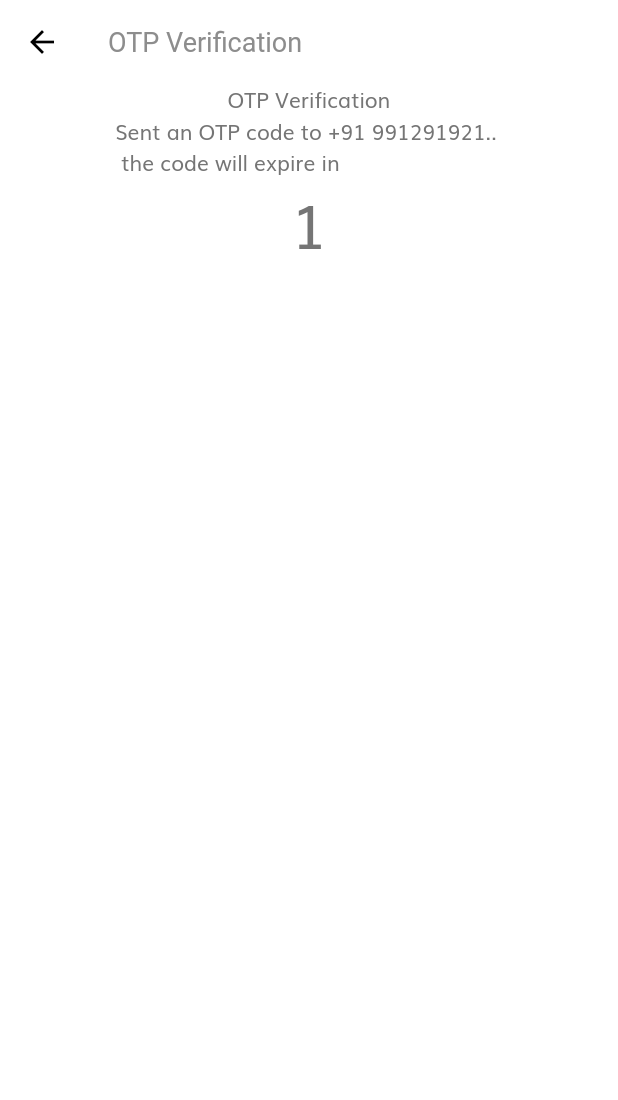
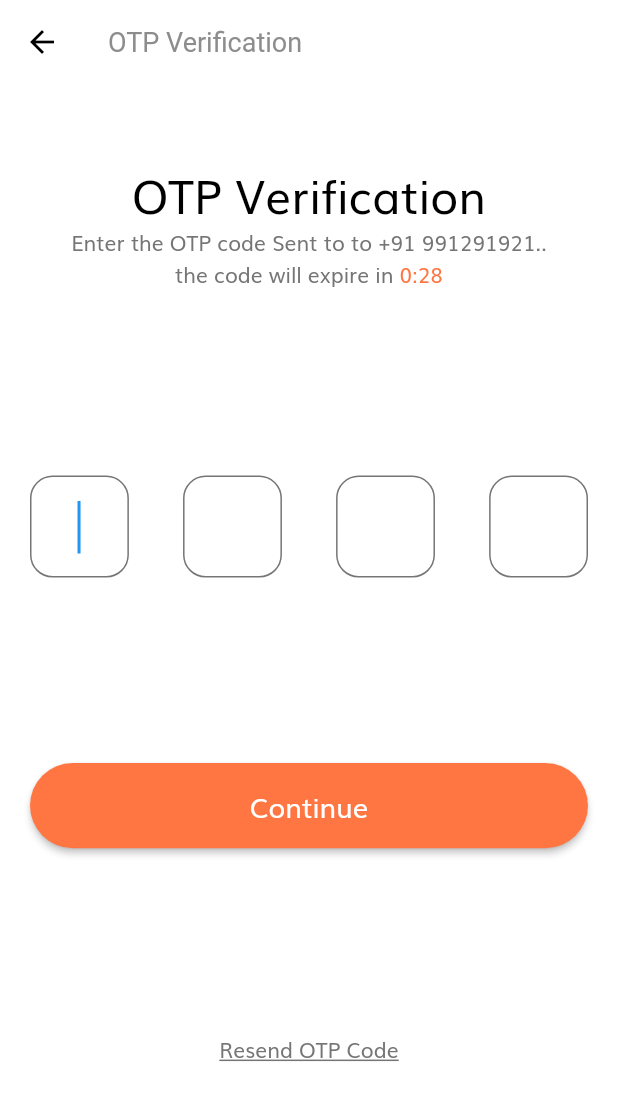
Before and after one commit to ritikjainx/E-Commerce-App, a Flutter app: the OTPscreen screen opened by its route, on a phone screen of 412 x 824 dp. Shown: the top 1100 px of the screen. Run offline on Flutter 3.47's test engine with Material 2 defaults, Android fonts, the phone set to English and light mode, and no system bars; our stand-ins replace flutter_svg.

Commit message:
otp page added

```diff
--- a/lib/Screens/OTP_Screen/Body.dart
+++ b/lib/Screens/OTP_Screen/Body.dart
@@ -1,55 +1,129 @@
 import 'package:flutter/material.dart';
+import 'package:needs_app/components/DefaultButton.dart';
+import 'package:needs_app/constants.dart';
+import 'package:needs_app/sizeConfig.dart';
 
 class Body extends StatelessWidget {
   @override
   Widget build(BuildContext context) {
-    return Column(
-      children: [
-        Text("OTP Verification"),
-        Text('Sent an OTP code to +91 991291921.. \n the code will expire in '),
-        Animation()
-      ],
+    return Padding(
+      padding: EdgeInsets.all(20.0),
+      child: Column(
+        children: [
+          SizedBox(
+            width: double.infinity,
+            height: getProportionateScreenHeight(30),
+          ),
+          Text(
+            "OTP Verification",
+            style: TextStyle(color: Colors.black, fontSize: getProportionateScreenHeight(30)),
+          ),
+          Text('Enter the OTP code Sent to to +91 991291921..'),
+          Row(
+            mainAxisAlignment: MainAxisAlignment.center,
+            children: [
+              Text('the code will expire in '),
+              TweenAnimationBuilder(
+                  tween: Tween(begin: 30.0, end: 0),
+                  duration: Duration(seconds: 30),
+                  builder: (_, value, __) {
+                    return Text(
+                      '0:${value.toInt()}',
+                      style: TextStyle(color: kPrimaryColor),
+                    );
+                  }),
+            ],
+          ),
+          SizedBox(height: SizeConfig.screenHeight * 0.15),
+          Otpboxes(),
+          SizedBox(height: SizeConfig.screenHeight * 0.15),
+          Defaultbutton(
+            text: 'Continue',
+            onpressed: () {},
+          ),
+          SizedBox(height: SizeConfig.screenHeight * 0.15),
+          Text(
+            'Resend OTP Code',
+            style: TextStyle(decoration: TextDecoration.underline),
+          ),
+        ],
+      ),
     );
   }
 }
 
-class Animation extends StatefulWidget {
+class Otpboxes extends StatefulWidget {
   @override
-  _AnimationState createState() => _AnimationState();
+  _OtpboxesState createState() => _OtpboxesState();
 }
 
-class _AnimationState extends State<Animation> with SingleTickerProviderStateMixin {
-  AnimationController controller;
+class _OtpboxesState extends State<Otpboxes> {
+  FocusNode focusnode2;
+  FocusNode focusnode3;
+  FocusNode focusnode4;
   @override
   void initState() {
     super.initState();
-    controller = AnimationController(
-      upperBound: 30,
-      lowerBound: 1,
-      vsync: this,
-      duration: Duration(seconds: 30),
-    );
-    controller.addListener(() {
-      setState(() {});
-      print(controller.value);
-    });
+    focusnode2 = FocusNode();
+    focusnode3 = FocusNode();
+    focusnode4 = FocusNode();
+  }
+
+  @override
+  void dispose() {
+    super.dispose();
+    focusnode2.dispose();
+    focusnode3.dispose();
+    focusnode4.dispose();
+  }
+
+  void shiftfocus(FocusNode focusNode, String value) {
+    if (value.length == 1) {
+      focusNode.requestFocus();
+    }
   }
 
   @override
   Widget build(BuildContext context) {
-    return Container(
-        child: Center(
-      child: GestureDetector(
-        onTap: () {
-          print('pressed');
-          controller.forward();
-        },
-        child: Text(
-          controller.value.toStringAsFixed(0),
-          // '0:${controller.value}',
-          style: TextStyle(fontSize: 40),
-        ),
+    return Row(
+      mainAxisAlignment: MainAxisAlignment.spaceBetween,
+      children: [
+        buildSizedBox(onchanged: (value) {
+          shiftfocus(focusnode2, value);
+        }),
+        buildSizedBox(
+            focusNode: focusnode2,
+            onchanged: (value) {
+              shiftfocus(focusnode3, value);
+            }),
+        buildSizedBox(
+            focusNode: focusnode3,
+            onchanged: (value) {
+              shiftfocus(focusnode4, value);
+            }),
+        buildSizedBox(
+            focusNode: focusnode4,
+            onchanged: (value) {
+              focusnode4.unfocus();
+            }),
+      ],
+    );
+  }
+
+  SizedBox buildSizedBox({Function onchanged, FocusNode focusNode}) {
+    return SizedBox(
+      width: getProportionateScreenWidth(60),
+      child: TextField(
+        focusNode: focusNode,
+        autofocus: true,
+        obscureText: true,
+        keyboardType: TextInputType.number,
+        enabled: true,
+        onChanged: onchanged,
+        textAlign: TextAlign.center,
+        style: TextStyle(color: Colors.black, fontSize: 24),
+        decoration: kOTPinputdecoration,
       ),
-    ));
+    );
   }
 }
--- a/lib/constants.dart
+++ b/lib/constants.dart
@@ -1,4 +1,5 @@
 import 'package:flutter/material.dart';
+import 'package:needs_app/sizeConfig.dart';
 
 const Color kPrimaryColor = Color(0xFFFF7643);
 const Color kPrimaryLightColor = Color(0xFFFFECDF);
@@ -18,3 +19,12 @@ const String kinvalidEmailEroor = 'Email Id is invalid';
 const String kpassNullEroor = 'Please enter your password';
 const String kshortPassEroor = 'password is too short,use min 8 characters';
 const String kmatchPassEroor = 'password doesn\'t match';
+
+final kOTPinputdecoration = InputDecoration(
+    contentPadding: EdgeInsets.symmetric(vertical: getProportionateScreenWidth(15)),
+    enabledBorder: outlineInputBorder(),
+    focusedBorder: outlineInputBorder(),
+    border: outlineInputBorder());
+
+OutlineInputBorder outlineInputBorder() =>
+    OutlineInputBorder(borderRadius: BorderRadius.circular(15), borderSide: BorderSide(color: kTextColor));
```
